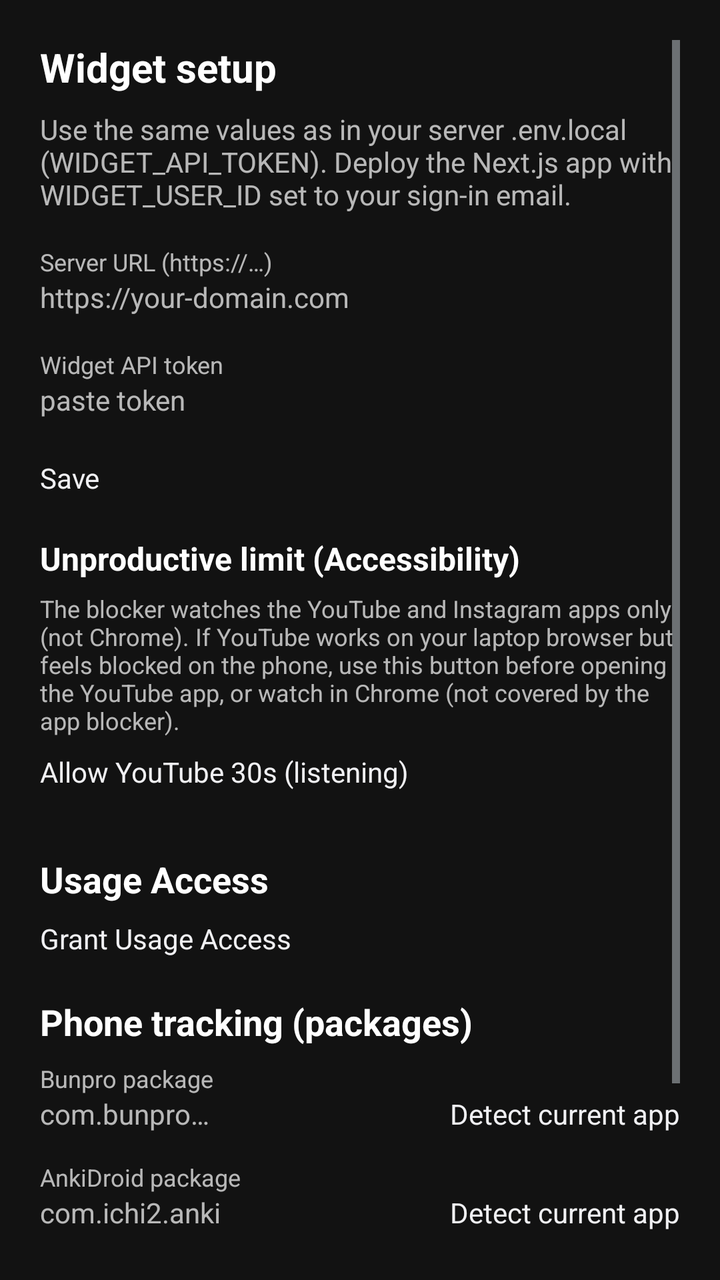
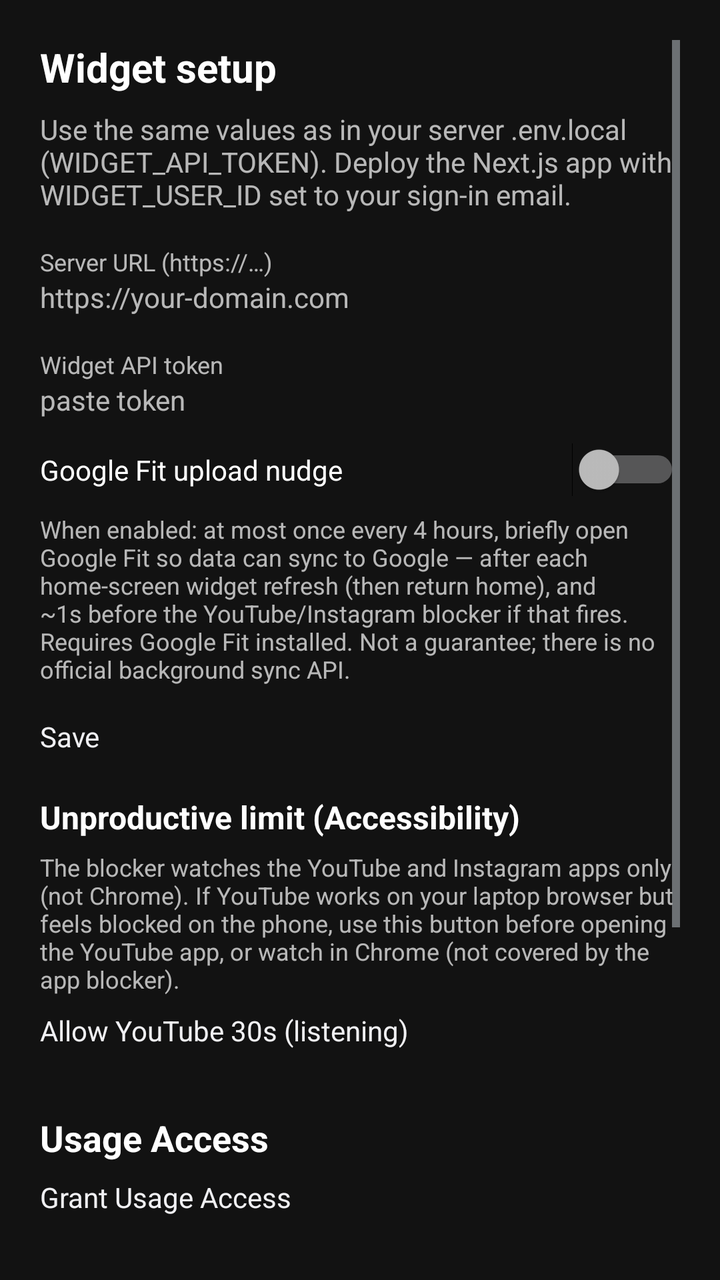

Two renders of the same Android screen: before a commit and after it. Below are the layout's source before the change and the commit's diff.
<!-- AndroidManifest.xml: activity theme Theme.SaemiGoalsWidget.Configure -->
<!-- res/layout/activity_configure.xml -->
<?xml version="1.0" encoding="utf-8"?>
<ScrollView xmlns:android="http://schemas.android.com/apk/res/android"
    android:layout_width="match_parent"
    android:layout_height="match_parent"
    android:fillViewport="true"
    android:padding="20dp">

    <LinearLayout
        android:layout_width="match_parent"
        android:layout_height="wrap_content"
        android:orientation="vertical">

        <TextView
            android:layout_width="match_parent"
            android:layout_height="wrap_content"
            android:paddingBottom="8dp"
            android:text="@string/configure_title"
            android:textColor="@color/widget_text"
            android:textSize="20sp"
            android:textStyle="bold" />

        <TextView
            android:layout_width="match_parent"
            android:layout_height="wrap_content"
            android:paddingBottom="16dp"
            android:text="Use the same values as in your server .env.local (WIDGET_API_TOKEN). Deploy the Next.js app with WIDGET_USER_ID set to your sign-in email."
            android:textColor="@color/widget_muted"
            android:textSize="14sp" />

        <TextView
            android:layout_width="match_parent"
            android:layout_height="wrap_content"
            android:labelFor="@id/edit_base_url"
            android:text="@string/base_url_hint"
            android:textColor="@color/widget_muted"
            android:textSize="12sp" />

        <EditText
            android:id="@+id/edit_base_url"
            android:layout_width="match_parent"
            android:layout_height="wrap_content"
            android:layout_marginBottom="16dp"
            android:hint="https://your-domain.com"
            android:inputType="textUri"
            android:textColor="@color/widget_text"
            android:textColorHint="@color/widget_muted" />

        <TextView
            android:layout_width="match_parent"
            android:layout_height="wrap_content"
            android:labelFor="@id/edit_token"
            android:text="@string/token_hint"
            android:textColor="@color/widget_muted"
            android:textSize="12sp" />

        <EditText
            android:id="@+id/edit_token"
            android:layout_width="match_parent"
            android:layout_height="wrap_content"
            android:layout_marginBottom="20dp"
            android:hint="paste token"
            android:importantForAutofill="no"
            android:inputType="textPassword|textVisiblePassword"
            android:textColor="@color/widget_text"
            android:textColorHint="@color/widget_muted" />

        <Button
            android:id="@+id/btn_save"
            android:layout_width="match_parent"
            android:layout_height="wrap_content"
            android:text="@string/save" />

        <TextView
            android:layout_width="match_parent"
            android:layout_height="wrap_content"
            android:layout_marginTop="20dp"
            android:paddingBottom="6dp"
            android:text="@string/listening_grace_title"
            android:textColor="@color/widget_text"
            android:textSize="16sp"
            android:textStyle="bold" />

        <TextView
            android:layout_width="match_parent"
            android:layout_height="wrap_content"
            android:layout_marginBottom="8dp"
            android:text="@string/blocker_hint"
            android:textColor="@color/widget_muted"
            android:textSize="12sp" />

        <Button
            android:id="@+id/btn_listening_grace"
            android:layout_width="match_parent"
            android:layout_height="wrap_content"
            android:layout_marginBottom="8dp"
            android:text="@string/listening_grace_button" />

        <TextView
            android:layout_width="match_parent"
            android:layout_height="wrap_content"
            android:layout_marginTop="24dp"
            android:paddingBottom="8dp"
            android:text="@string/usage_access"
            android:textColor="@color/widget_text"
            android:textSize="18sp"
            android:textStyle="bold" />

        <Button
            android:id="@+id/btn_usage_access"
            android:layout_width="match_parent"
            android:layout_height="wrap_content"
            android:text="@string/grant_usage_access" />

        <TextView
            android:layout_width="match_parent"
            android:layout_height="wrap_content"
            android:layout_marginTop="20dp"
            android:paddingBottom="8dp"
            android:text="@string/packages_title"
            android:textColor="@color/widget_text"
            android:textSize="18sp"
            android:textStyle="bold" />

        <TextView
            android:layout_width="match_parent"
            android:layout_height="wrap_content"
            android:labelFor="@id/edit_bunpro_pkg"
            android:text="@string/bunpro_pkg"
            android:textColor="@color/widget_muted"
            android:textSize="12sp" />

        <LinearLayout
            android:layout_width="match_parent"
            android:layout_height="wrap_content"
            android:layout_marginBottom="14dp"
            android:orientation="horizontal">

            <EditText
                android:id="@+id/edit_bunpro_pkg"
                android:layout_width="0dp"
                android:layout_height="wrap_content"
                android:layout_weight="1"
                android:hint="com.bunpro…"
                android:inputType="text"
                android:textColor="@color/widget_text"
                android:textColorHint="@color/widget_muted" />

            <Button
                android:id="@+id/btn_detect_bunpro"
                android:layout_width="wrap_content"
                android:layout_height="wrap_content"
                android:text="@string/detect_current_app" />
        </LinearLayout>

        <TextView
            android:layout_width="match_parent"
            android:layout_height="wrap_content"
            android:labelFor="@id/edit_anki_pkg"
            android:text="@string/anki_pkg"
            android:textColor="@color/widget_muted"
            android:textSize="12sp" />

        <LinearLayout
            android:layout_width="match_parent"
            android:layout_height="wrap_content"
            android:layout_marginBottom="14dp"
            android:orientation="horizontal">

            <EditText
                android:id="@+id/edit_anki_pkg"
                android:layout_width="0dp"
                android:layout_height="wrap_content"
                android:layout_weight="1"
                android:hint="com.ichi2.anki"
                android:inputType="text"
                android:textColor="@color/widget_text"
                android:textColorHint="@color/widget_muted" />

            <Button
                android:id="@+id/btn_detect_anki"
                android:layout_width="wrap_content"
                android:layout_height="wrap_content"
                android:text="@string/detect_current_app" />
        </LinearLayout>

        <TextView
            android:layout_width="match_parent"
            android:layout_height="wrap_content"
            android:labelFor="@id/edit_youtube_pkg"
            android:text="@string/youtube_pkg"
            android:textColor="@color/widget_muted"
            android:textSize="12sp" />

        <LinearLayout
            android:layout_width="match_parent"
            android:layout_height="wrap_content"
            android:layout_marginBottom="14dp"
            android:orientation="horizontal">

            <EditText
                android:id="@+id/edit_youtube_pkg"
                android:layout_width="0dp"
                android:layout_height="wrap_content"
                android:layout_weight="1"
                android:hint="com.google.android.youtube"
                android:inputType="text"
                android:textColor="@color/widget_text"
                android:textColorHint="@color/widget_muted" />

            <Button
                android:id="@+id/btn_detect_youtube"
                android:layout_width="wrap_content"
                android:layout_height="wrap_content"
                android:text="@string/detect_current_app" />
        </LinearLayout>

        <TextView
            android:layout_width="match_parent"
            android:layout_height="wrap_content"
            android:labelFor="@id/edit_instagram_pkg"
            android:text="@string/instagram_pkg"
            android:textColor="@color/widget_muted"
            android:textSize="12sp" />

        <LinearLayout
            android:layout_width="match_parent"
            android:layout_height="wrap_content"
            android:layout_marginBottom="22dp"
            android:orientation="horizontal">

            <EditText
                android:id="@+id/edit_instagram_pkg"
                android:layout_width="0dp"
                android:layout_height="wrap_content"
                android:layout_weight="1"
                android:hint="com.instagram.android"
                android:inputType="text"
                android:textColor="@color/widget_text"
                android:textColorHint="@color/widget_muted" />

            <Button
                android:id="@+id/btn_detect_instagram"
                android:layout_width="wrap_content"
                android:layout_height="wrap_content"
                android:text="@string/detect_current_app" />
        </LinearLayout>
    </LinearLayout>
</ScrollView>
<!-- resources referenced by this layout -->
<resources>
  <color name="widget_muted">#B3FFFFFF</color>
  <color name="widget_text">#FFFFFFFF</color>
  <string name="anki_pkg">AnkiDroid package</string>
  <string name="base_url_hint">Server URL (https://…)</string>
  <string name="blocker_hint">The blocker watches the YouTube and Instagram apps only (not Chrome). If YouTube works on your laptop browser but feels blocked on the phone, use this button before opening the YouTube app, or watch in Chrome (not covered by the app blocker).</string>
  <string name="bunpro_pkg">Bunpro package</string>
  <string name="configure_title">Widget setup</string>
  <string name="detect_current_app">Detect current app</string>
  <string name="grant_usage_access">Grant Usage Access</string>
  <string name="instagram_pkg">Instagram package (unproductive)</string>
  <string name="listening_grace_button">Allow YouTube 30s (listening)</string>
  <string name="listening_grace_title">Unproductive limit (Accessibility)</string>
  <string name="packages_title">Phone tracking (packages)</string>
  <string name="save">Save</string>
  <string name="token_hint">Widget API token</string>
  <string name="usage_access">Usage Access</string>
  <string name="youtube_pkg">YouTube package (unproductive)</string>
  <style name="Theme.SaemiGoalsWidget.Configure" parent="Theme.SaemiGoalsWidget" />
  <style name="Theme.SaemiGoalsWidget" parent="android:Theme.DeviceDefault.NoActionBar">
          <item name="android:statusBarColor">@color/configure_bg</item>
          <item name="android:navigationBarColor">@color/configure_bg</item>
          <item name="android:windowBackground">@color/configure_bg</item>
      </style>
  <color name="configure_bg">#FF121212</color>
</resources>

<!-- the commit's change to res/layout/activity_configure.xml (unified diff, before → after) -->
@@ -57,13 +57,29 @@
             android:id="@+id/edit_token"
             android:layout_width="match_parent"
             android:layout_height="wrap_content"
-            android:layout_marginBottom="20dp"
+            android:layout_marginBottom="12dp"
             android:hint="paste token"
             android:importantForAutofill="no"
             android:inputType="textPassword|textVisiblePassword"
             android:textColor="@color/widget_text"
             android:textColorHint="@color/widget_muted" />
 
+        <Switch
+            android:id="@+id/switch_google_fit_nudge"
+            android:layout_width="match_parent"
+            android:layout_height="wrap_content"
+            android:layout_marginBottom="8dp"
+            android:text="@string/google_fit_nudge_title"
+            android:textColor="@color/widget_text" />
+
+        <TextView
+            android:layout_width="match_parent"
+            android:layout_height="wrap_content"
+            android:layout_marginBottom="16dp"
+            android:text="@string/google_fit_nudge_summary"
+            android:textColor="@color/widget_muted"
+            android:textSize="12sp" />
+
         <Button
             android:id="@+id/btn_save"
             android:layout_width="match_parent"
<!-- resource entries referenced after the edit -->
@@ -8,6 +8,8 @@
   <string name="bunpro_pkg">Bunpro package</string>
   <string name="configure_title">Widget setup</string>
   <string name="detect_current_app">Detect current app</string>
+  <string name="google_fit_nudge_summary">When enabled: at most once every 4 hours, briefly open Google Fit so data can sync to Google — after each home-screen widget refresh (then return home), and ~1s before the YouTube/Instagram blocker if that fires. Requires Google Fit installed. Not a guarantee; there is no official background sync API.</string>
+  <string name="google_fit_nudge_title">Google Fit upload nudge</string>
   <string name="grant_usage_access">Grant Usage Access</string>
   <string name="instagram_pkg">Instagram package (unproductive)</string>
   <string name="listening_grace_button">Allow YouTube 30s (listening)</string>
